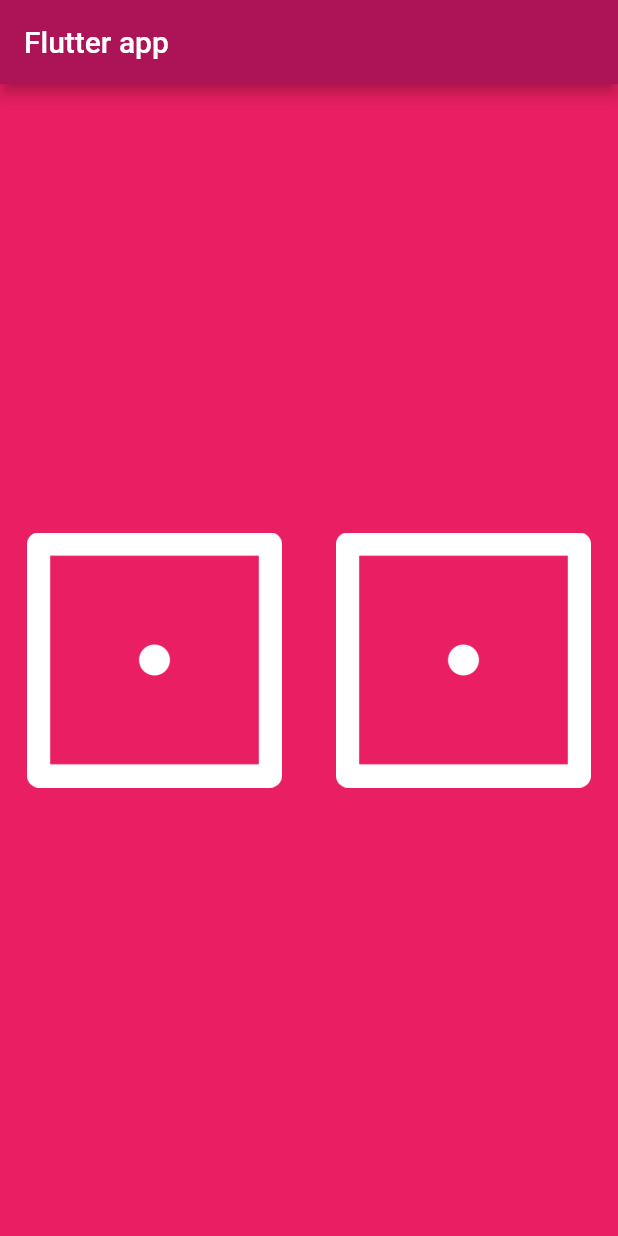
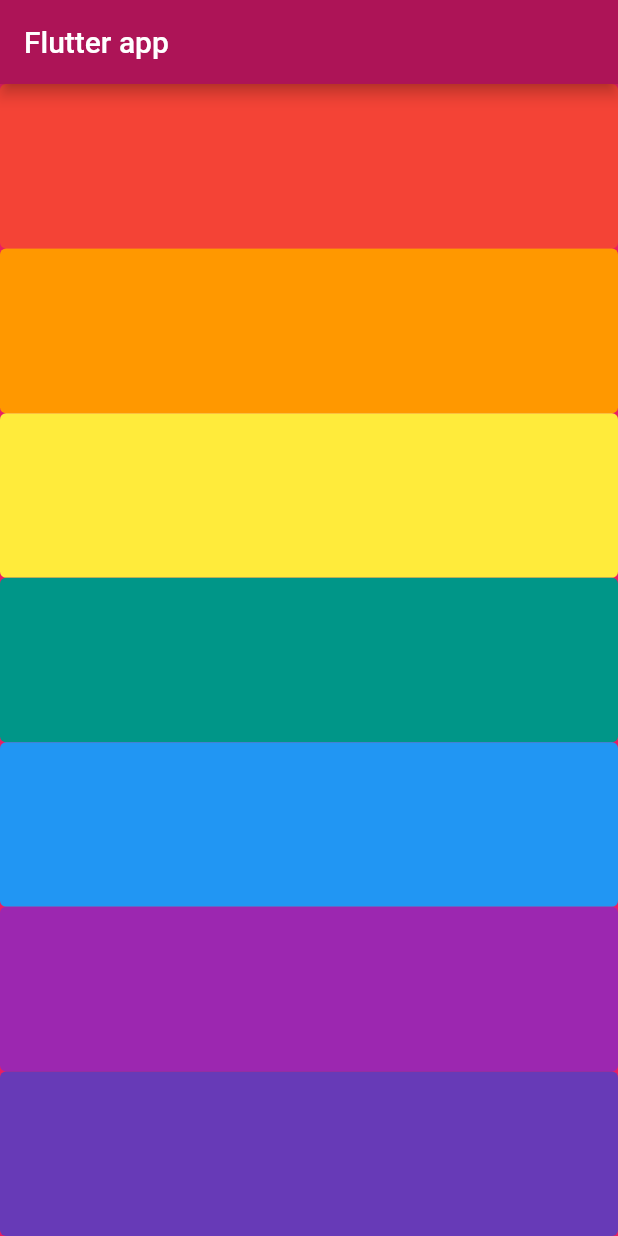
Before and after one commit to TrungVan1519/flutter-v2, a Flutter app: the screen it shows after launch, on a phone screen of 412 x 824 dp. Run offline on Flutter 3.47's test engine with Material 2 defaults, Android fonts, the phone set to English and light mode, and no system bars; our stand-ins replace audioplayers.

Commit message:
Create the xylophone app

```diff
--- /dev/null
+++ b/lib/activities/_004xylophone.dart
@@ -0,0 +1,38 @@
+import 'package:flutter/material.dart';
+import 'package:audioplayers/audioplayers.dart';
+
+class MyApp extends StatelessWidget {
+  const MyApp({Key? key}) : super(key: key);
+
+  void playSound(int sound) {
+    AudioCache().play('note$sound.wav');
+  }
+
+  Widget renderWidget({required MaterialColor bgColor, required int sound}) {
+    return Expanded(
+      child: TextButton(
+        style: ButtonStyle(
+          backgroundColor: MaterialStateProperty.all(bgColor),
+        ),
+        onPressed: () => playSound(sound),
+        child: const Text(''),
+      ),
+    );
+  }
+
+  @override
+  Widget build(BuildContext context) {
+    return Column(
+      crossAxisAlignment: CrossAxisAlignment.stretch,
+      children: [
+        renderWidget(bgColor: Colors.red, sound: 1),
+        renderWidget(bgColor: Colors.orange, sound: 2),
+        renderWidget(bgColor: Colors.yellow, sound: 3),
+        renderWidget(bgColor: Colors.teal, sound: 4),
+        renderWidget(bgColor: Colors.blue, sound: 5),
+        renderWidget(bgColor: Colors.purple, sound: 6),
+        renderWidget(bgColor: Colors.deepPurple, sound: 7),
+      ],
+    );
+  }
+}
--- a/lib/main.dart
+++ b/lib/main.dart
@@ -2,7 +2,8 @@ import 'package:flutter/material.dart';
 
 // import 'activities/_001Iamrich.dart';
 // import 'activities/_002micard.dart';
-import 'activities/_003dicee.dart';
+// import 'activities/_003dicee.dart';
+import 'activities/_004xylophone.dart';
 
 void main() {
   runApp(
--- a/pubspec.yaml
+++ b/pubspec.yaml
@@ -35,6 +35,8 @@ dependencies:
   # Use with the CupertinoIcons class for iOS style icons.
   cupertino_icons: ^1.0.2
 
+  audioplayers: ^0.20.1
+
 dev_dependencies:
   flutter_test:
     sdk: flutter
@@ -60,6 +62,7 @@ flutter:
   # To add assets to your application, add an assets section, like this:
   assets:
     - images/
+    - assets/
 
   # An image asset can refer to one or more resolution-specific "variants", see
   # https://flutter.dev/assets-and-images/#resolution-aware.
```
Also changed, not shown: 13 other files.
